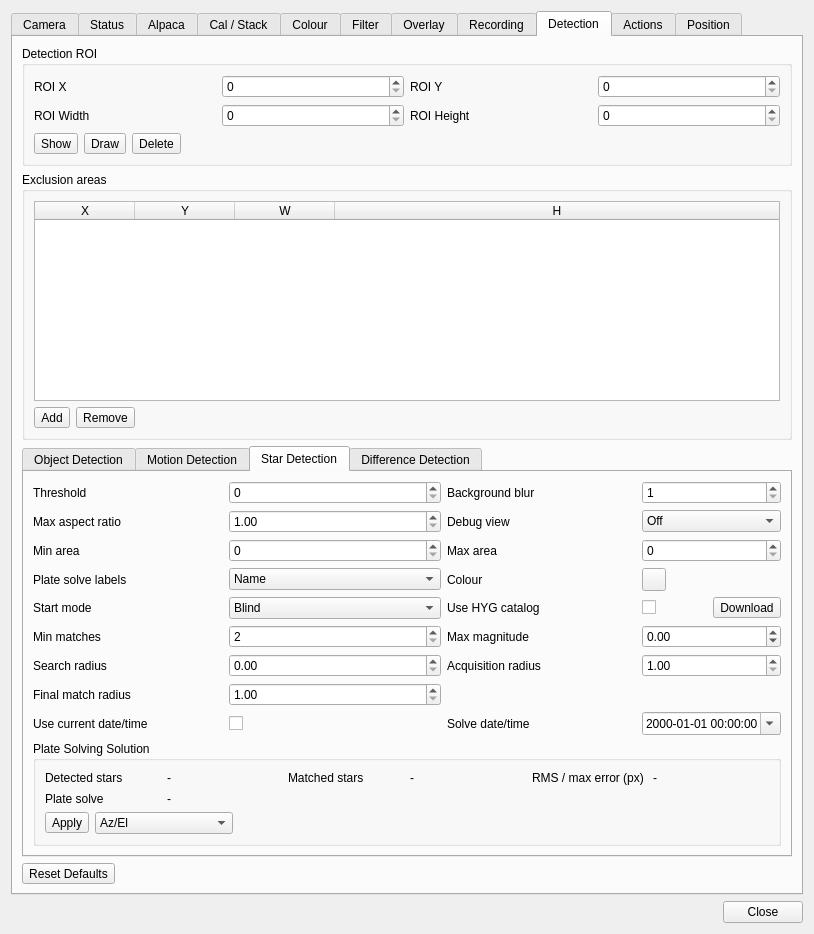
srcejon/sdrangel, file plugins/feature/camera/camerasettingsdialog.ui: the form before one commit.
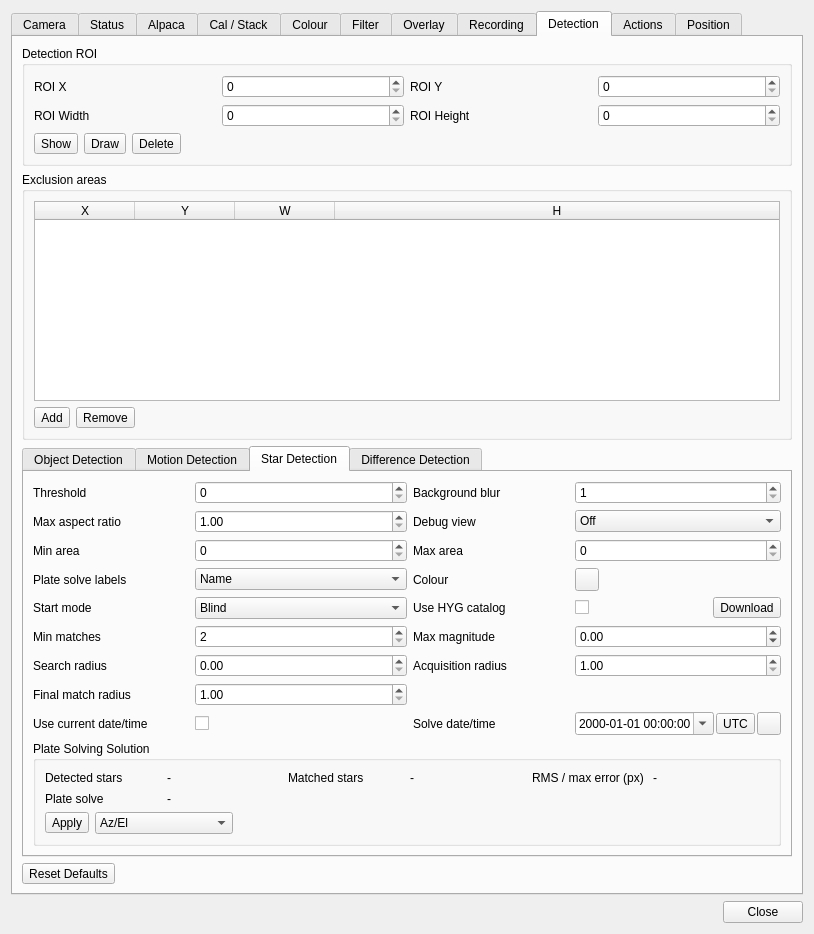
The form after the commit. The open tabs and pages were chosen to show the change. Icons and pictures are not drawn. Custom widgets are drawn as their Qt base class.

Commit message: Add UTC plate solve time controls

The edit to the form file:
```diff
--- a/plugins/feature/camera/camerasettingsdialog.ui
+++ b/plugins/feature/camera/camerasettingsdialog.ui
@@ -4732,7 +4732,12 @@
             </widget>
            </item>
            <item row="11" column="3">
-            <widget class="QDateTimeEdit" name="plateSolveDateTimeEdit">
+            <layout class="QHBoxLayout" name="plateSolveDateTimeLayout">
+             <property name="spacing">
+              <number>2</number>
+             </property>
+             <item>
+              <widget class="WrappingDateTimeEdit" name="plateSolveDateTimeEdit">
              <property name="displayFormat">
               <string>yyyy-MM-dd HH:mm:ss</string>
              </property>
@@ -4741,6 +4746,35 @@
              </property>
             </widget>
            </item>
+             <item>
+              <widget class="ButtonSwitch" name="plateSolveDateTimeUtcButton">
+               <property name="toolTip">
+                <string>Treat the solve date/time as UTC</string>
+               </property>
+               <property name="text">
+                <string>UTC</string>
+               </property>
+               <property name="checkable">
+                <bool>true</bool>
+               </property>
+              </widget>
+             </item>
+             <item>
+              <widget class="QToolButton" name="plateSolveDateTimeNowButton">
+               <property name="toolTip">
+                <string>Set solve date/time to now</string>
+               </property>
+               <property name="text">
+                <string/>
+               </property>
+               <property name="icon">
+                <iconset resource="../../../sdrgui/resources/res.qrc">
+                 <normaloff>:/recycle.png</normaloff>:/recycle.png</iconset>
+               </property>
+              </widget>
+             </item>
+            </layout>
+           </item>
            <item row="0" column="2">
             <widget class="QLabel" name="starBackgroundBlurLabel">
              <property name="text">
@@ -5758,6 +5792,12 @@
    <extends>QToolButton</extends>
    <header>gui/buttonswitch.h</header>
   </customwidget>
+  <customwidget>
+   <class>WrappingDateTimeEdit</class>
+   <extends>QDateTimeEdit</extends>
+   <header>gui/wrappingdatetimeedit.h</header>
+   <container>1</container>
+  </customwidget>
  </customwidgets>
  <tabstops>
   <tabstop>tabWidget</tabstop>
```
Lines whose indentation alone changed are shown as unchanged. The commit also changes 6 other files.
